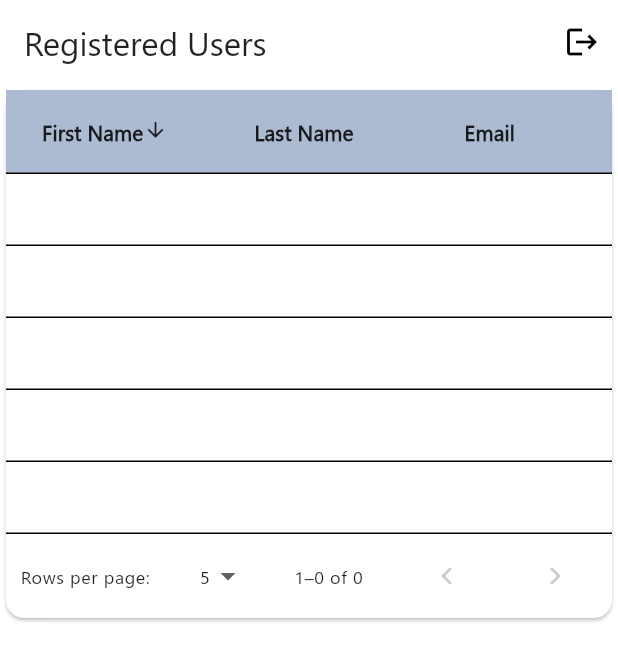
After one commit to proyeckt/double_v_partners_tt, a Flutter app: the HomeScreen screen opened by its route, after a tap on "First Name", on a phone screen of 412 x 824 dp. The commit adds this screen. Shown: the top 661 px of the screen. Run offline on Flutter 3.47's test engine with Material 3 defaults, Android fonts, the phone set to English and light mode, and no system bars; our stand-ins replace flutter_bloc, freezed_annotation, get_it, go_router, hive, hive_flutter and 2 more; accounts and stored records are empty.

Commit message:
Paginated datatable added; home screen implemented

```diff
--- a/lib/data/repositories/user_repository.dart
+++ b/lib/data/repositories/user_repository.dart
@@ -9,6 +9,7 @@ abstract class UserRepository {
   Future<void> saveActiveUser(String email);
   Future<User?> getActiveUser();
   Future<void> clearActiveUser();
+  Future<List<User>> getAllUsers();
 }
 
 @LazySingleton(as: UserRepository)
@@ -40,7 +41,8 @@ class HiveUserRepository implements UserRepository {
     return null; // invalid credentials
   }
 
-  List<User> getAllUsers() {
+  @override
+  Future<List<User>> getAllUsers() async {
     return _usersBox.values.toList();
   }
 
--- a/lib/domain/usecases/user_usecases.dart
+++ b/lib/domain/usecases/user_usecases.dart
@@ -17,4 +17,5 @@ class UserUseCases {
       _repository.saveActiveUser(email);
   Future<User?> getActiveUser() => _repository.getActiveUser();
   Future<void> clearActiveUser() => _repository.clearActiveUser();
+  Future<List<User>> getAllUsers() => _repository.getAllUsers();
 }
--- a/lib/presentation/cubits/user_cubit.dart
+++ b/lib/presentation/cubits/user_cubit.dart
@@ -11,6 +11,7 @@ class UserState with _$UserState {
   const factory UserState.initial() = _Initial;
   const factory UserState.loading() = _Loading;
   const factory UserState.loaded(User user) = _Loaded;
+  const factory UserState.loadedAll(List<User> users) = _LoadedAll;
   const factory UserState.error(String message) = _Error;
   const factory UserState.unauthenticated() = _Unauthenticated;
 }
@@ -76,4 +77,14 @@ class UserCubit extends Cubit<UserState> {
     final activeUser = _useCases.getActiveUser();
     return activeUser as User?;
   }
+
+  Future<void> fetchAllUsers() async {
+    emit(const UserState.loading());
+    try {
+      final users = await _useCases.getAllUsers();
+      emit(UserState.loadedAll(users));
+    } catch (e) {
+      emit(UserState.error('Failed to fetch users: $e'));
+    }
+  }
 }
--- /dev/null
+++ b/lib/presentation/screens/home_screen.dart
@@ -0,0 +1,178 @@
+import 'package:double_v_partners_tt/domain/models/user_model.dart';
+import 'package:double_v_partners_tt/utils/colors.dart';
+import 'package:flutter/material.dart';
+import 'package:flutter_bloc/flutter_bloc.dart';
+import 'package:double_v_partners_tt/presentation/cubits/user_cubit.dart';
+
+class HomeScreen extends StatefulWidget {
+  const HomeScreen({super.key});
+
+  @override
+  _HomeScreenState createState() => _HomeScreenState();
+}
+
+class _HomeScreenState extends State<HomeScreen> {
+  int _rowsPerPage = 5;
+  int _sortColumnIndex = 0;
+  bool _sortAscending = true;
+  late UserDataSource _dataTableSource;
+
+  @override
+  void initState() {
+    super.initState();
+    context.read<UserCubit>().fetchAllUsers().then((_) {
+      final state = context.read<UserCubit>().state;
+      state.maybeMap(
+        loadedAll: (loadedAll) {
+          _dataTableSource = UserDataSource(loadedAll.users);
+        },
+        orElse: () {},
+      );
+    });
+  }
+
+  void _sort<T>(
+    Comparable<T> Function(User user) getField,
+    int columnIndex,
+    bool ascending,
+  ) {
+    _dataTableSource.sort<T>(getField, ascending);
+    setState(() {
+      _sortColumnIndex = columnIndex;
+      _sortAscending = ascending;
+    });
+  }
+
+  @override
+  Widget build(BuildContext context) {
+    return Scaffold(
+      appBar: AppBar(
+        title: const Text('Registered Users'),
+        actions: [
+          IconButton(icon: const Icon(Icons.logout), onPressed: _logout),
+        ],
+      ),
+      body: BlocBuilder<UserCubit, UserState>(
+        builder: (context, state) {
+          return state.maybeMap(
+            loading: (_) => const Center(
+              child: CircularProgressIndicator(color: Colors.blue),
+            ),
+            loadedAll: (loadedAll) {
+              _dataTableSource.updateUsers(loadedAll.users);
+              return SingleChildScrollView(
+                child: PaginatedDataTable(
+                  headingRowColor: WidgetStateProperty.all(
+                    AppColors.lowGradientColor.withAlpha(160),
+                  ),
+                  rowsPerPage: _rowsPerPage,
+                  availableRowsPerPage: const [5, 10, 20],
+                  sortColumnIndex: _sortColumnIndex,
+                  sortAscending: _sortAscending,
+                  onRowsPerPageChanged: (value) {
+                    setState(() {
+                      _rowsPerPage = value!;
+                    });
+                  },
+                  columns: [
+                    DataColumn(
+                      label: const Text(
+                        'First Name',
+                        style: TextStyle(fontWeight: FontWeight.bold),
+                      ),
+                      onSort: (colIndex, asc) =>
+                          _sort<String>((u) => u.firstName, colIndex, asc),
+                    ),
+                    DataColumn(
+                      label: const Text(
+                        'Last Name',
+                        style: TextStyle(fontWeight: FontWeight.bold),
+                      ),
+                      onSort: (colIndex, asc) =>
+                          _sort<String>((u) => u.lastName, colIndex, asc),
+                    ),
+                    DataColumn(
+                      label: const Text(
+                        'Email',
+                        style: TextStyle(fontWeight: FontWeight.bold),
+                      ),
+                      onSort: (colIndex, asc) =>
+                          _sort<String>((u) => u.email, colIndex, asc),
+                    ),
+                    DataColumn(
+                      label: const Text(
+                        'Birthdate',
+                        style: TextStyle(fontWeight: FontWeight.bold),
+                      ),
+                      onSort: (colIndex, asc) =>
+                          _sort<DateTime>((u) => u.birthdate, colIndex, asc),
+                    ),
+                  ],
+                  source: _dataTableSource,
+                ),
+              );
+            },
+            error: (error) => Center(
+              child: Text(
+                error.message,
+                style: const TextStyle(color: Colors.red, fontSize: 18),
+              ),
+            ),
+            orElse: () => const Center(
+              child: Text('No users available', style: TextStyle(fontSize: 18)),
+            ),
+          );
+        },
+      ),
+    );
+  }
+
+  void _logout() {}
+}
+
+class UserDataSource extends DataTableSource {
+  List<User> _users = [];
+
+  UserDataSource(List<User> users) : _users = List.of(users);
+
+  void updateUsers(List<User> users) {
+    _users = users;
+    notifyListeners();
+  }
+
+  @override
+  DataRow? getRow(int index) {
+    if (index >= _users.length) return null;
+    final user = _users[index];
+    return DataRow(
+      cells: [
+        DataCell(Text(user.firstName)),
+        DataCell(Text(user.lastName)),
+        DataCell(Text(user.email)),
+        DataCell(Text(user.birthdate.toIso8601String().split('T')[0])),
+      ],
+    );
+  }
+
+  @override
+  bool get isRowCountApproximate => false;
+
+  @override
+  int get rowCount => _users.length;
+
+  @override
+  int get selectedRowCount => 0;
+
+  @override
+  void sort<T>(Comparable<T> Function(User user) getField, bool ascending) {
+    final sortedUsers = List<User>.from(_users);
+    sortedUsers.sort((a, b) {
+      final aValue = getField(a);
+      final bValue = getField(b);
+      return ascending
+          ? Comparable.compare(aValue, bValue)
+          : Comparable.compare(bValue, aValue);
+    });
+    notifyListeners();
+  }
+}
--- a/lib/utils/routes.dart
+++ b/lib/utils/routes.dart
@@ -1,3 +1,4 @@
+import 'package:double_v_partners_tt/presentation/screens/home_screen.dart';
 import 'package:double_v_partners_tt/presentation/screens/login_screen.dart';
 import 'package:double_v_partners_tt/presentation/screens/onboarding_screen.dart';
 import 'package:double_v_partners_tt/presentation/screens/register_screen.dart';
@@ -15,5 +16,6 @@ final GoRouter router = GoRouter(
       path: '/register',
       builder: (context, state) => const RegisterScreen(),
     ),
+    GoRoute(path: '/home', builder: (context, state) => HomeScreen()),
   ],
 );
```
Also changed, not shown: lib/presentation/cubits/user_cubit.freezed.dart.
